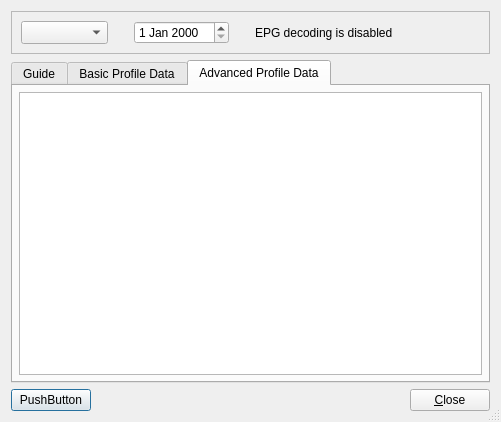
Drm-tools/dream-legacy, file common/GUI-QT/EPGDlg.ui: the form before one commit.
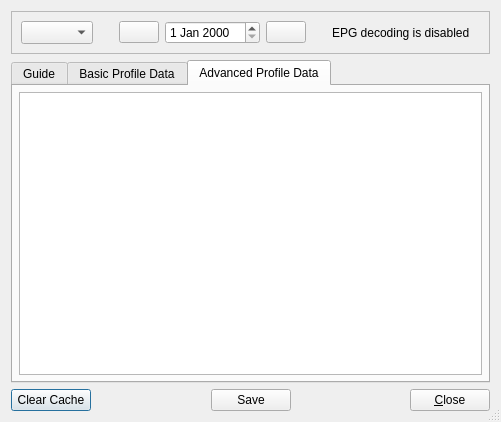
The form after the commit. Icons and pictures are not drawn.

Diff of the .ui file:
```diff
--- a/common/GUI-QT/EPGDlg.ui
+++ b/common/GUI-QT/EPGDlg.ui
@@ -116,18 +116,38 @@
       <number>0</number>
      </property>
      <item>
-      <widget class="QPushButton" name="pushButtonClearCache">
-       <property name="text">
-        <string>PushButton</string>
+      <widget class="QPushButton" name="pushButtonClearCache" >
+       <property name="text" >
+        <string>Clear Cache</string>
        </property>
       </widget>
      </item>
      <item>
-      <spacer name="Spacer2">
-       <property name="orientation">
+      <spacer name="horizontalSpacer" >
+       <property name="orientation" >
         <enum>Qt::Horizontal</enum>
        </property>
-       <property name="sizeType">
+       <property name="sizeHint" stdset="0" >
+        <size>
+         <width>40</width>
+         <height>20</height>
+        </size>
+       </property>
+      </spacer>
+     </item>
+     <item>
+      <widget class="QPushButton" name="pushButtonSave" >
+       <property name="text" >
+        <string>Save</string>
+       </property>
+      </widget>
+     </item>
+     <item>
+      <spacer name="Spacer2" >
+       <property name="orientation" >
+        <enum>Qt::Horizontal</enum>
+       </property>
+       <property name="sizeType" >
         <enum>QSizePolicy::Expanding</enum>
        </property>
        <property name="sizeHint" stdset="0">
@@ -200,11 +220,33 @@
          </spacer>
         </item>
         <item>
-         <widget class="QDateEdit" name="dateEdit"/>
+         <widget class="QPushButton" name="pushButtonPrev" >
+          <property name="text" >
+           <string/>
+          </property>
+          <property name="icon" >
+           <iconset resource="res/icons.qrc" >
+            <normaloff>:/icons/StepBack.png</normaloff>:/icons/StepBack.png</iconset>
+          </property>
+         </widget>
         </item>
         <item>
-         <spacer name="Spacer4_2">
-          <property name="orientation">
+         <widget class="QDateEdit" name="dateEdit" />
+        </item>
+        <item>
+         <widget class="QPushButton" name="pushButtonNext" >
+          <property name="text" >
+           <string/>
+          </property>
+          <property name="icon" >
+           <iconset resource="res/icons.qrc" >
+            <normaloff>:/icons/StepForw.png</normaloff>:/icons/StepForw.png</iconset>
+          </property>
+         </widget>
+        </item>
+        <item>
+         <spacer name="Spacer4_2" >
+          <property name="orientation" >
            <enum>Qt::Horizontal</enum>
           </property>
           <property name="sizeType">
```
Left out of the diff: 155 changed lines with no effect on the pictures.
